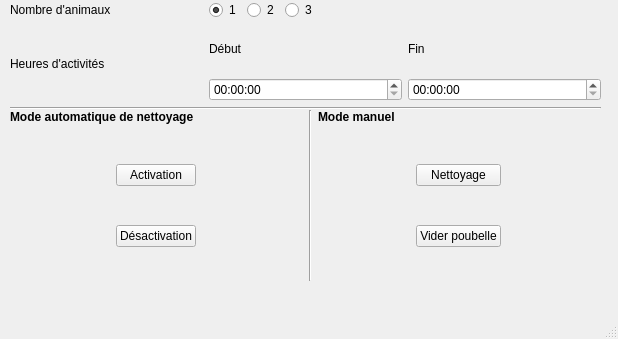
Cagius-UdeS/Cagius, file Code/PiQt/mainWindow_geometry.ui: the form before one commit.
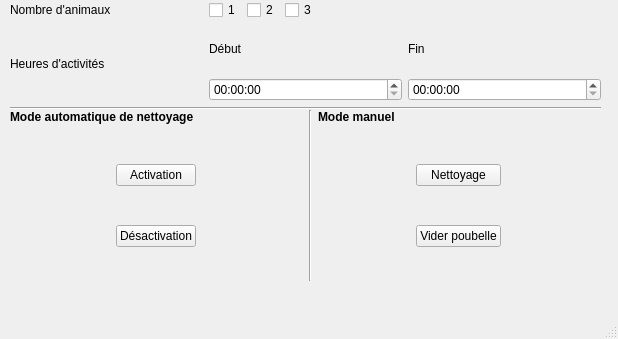
The form after the commit.

The edit to the form file:
```diff
--- a/Code/PiQt/mainWindow_geometry.ui
+++ b/Code/PiQt/mainWindow_geometry.ui
@@ -65,20 +65,14 @@
          <item row="1" column="0">
           <layout class="QHBoxLayout" name="horizontalLayout_2">
            <item>
-            <widget class="QRadioButton" name="Animal1">
+            <widget class="QCheckBox" name="Animal1">
              <property name="text">
               <string>1</string>
              </property>
-             <property name="checked">
-              <bool>true</bool>
-             </property>
-             <attribute name="buttonGroup">
-              <string notr="true">buttonGroup</string>
-             </attribute>
             </widget>
            </item>
            <item>
-            <widget class="QRadioButton" name="Animal2">
+            <widget class="QCheckBox" name="Animal2">
              <property name="text">
               <string>2</string>
              </property>
@@ -88,7 +82,7 @@
             </widget>
            </item>
            <item>
-            <widget class="QRadioButton" name="Animal3">
+            <widget class="QCheckBox" name="Animal3">
              <property name="text">
               <string>3</string>
              </property>
```
Left out of the diff: 6 changed lines with no effect on the pictures.
